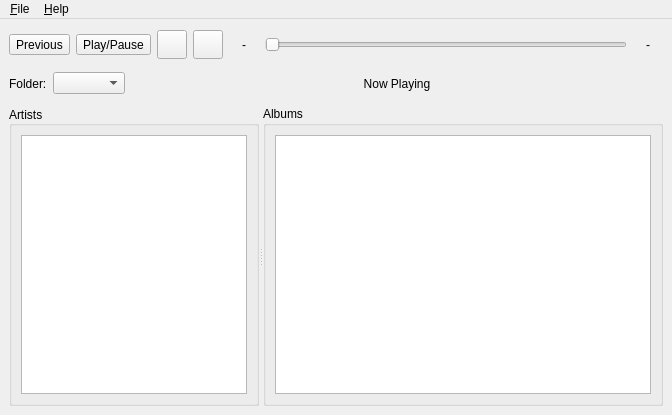
Before: the Qt Designer form src/mainwindow.ui in luketpickering/QtSubsonicPlayer, drawn with Qt 5.
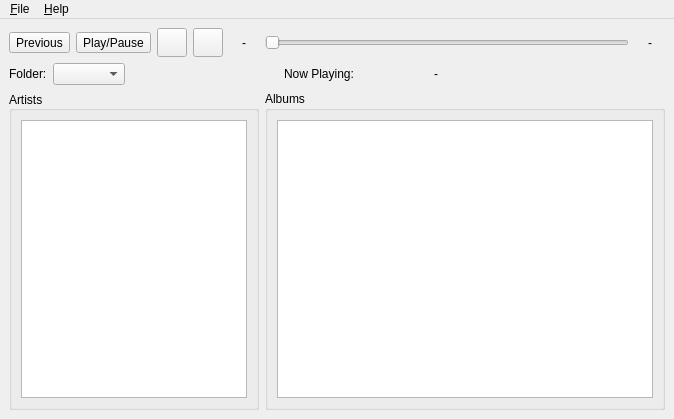
After: the same form once the commit is applied. Icons and pictures are not drawn.

Commit message: changed layout of MainWindow, hooked up more of the ui and phonon, fixed issue with trackSlider seeking every second

Diff of the .ui file:
```diff
--- a/src/mainwindow.ui
+++ b/src/mainwindow.ui
@@ -6,8 +6,8 @@
    <rect>
     <x>0</x>
     <y>0</y>
-    <width>669</width>
-    <height>415</height>
+    <width>672</width>
+    <height>419</height>
    </rect>
   </property>
   <property name="windowTitle">
@@ -18,13 +18,18 @@
     <normaloff>:/Application Icons/subsonic-icon.png</normaloff>:/Application Icons/subsonic-icon.png</iconset>
   </property>
   <widget class="QWidget" name="centralwidget">
-   <layout class="QGridLayout" name="gridLayout">
+   <layout class="QGridLayout" name="gridLayout_2">
     <item row="0" column="0">
+     <layout class="QVBoxLayout" name="verticalLayout_2">
+      <item>
      <layout class="QVBoxLayout" name="verticalLayout">
+        <property name="sizeConstraint">
+         <enum>QLayout::SetFixedSize</enum>
+        </property>
       <item>
        <layout class="QHBoxLayout" name="horizontalLayout_2">
         <property name="sizeConstraint">
-         <enum>QLayout::SetFixedSize</enum>
+           <enum>QLayout::SetNoConstraint</enum>
         </property>
         <item>
          <layout class="QHBoxLayout" name="horizontalLayout">
@@ -156,6 +161,9 @@
       </item>
       <item>
        <layout class="QHBoxLayout" name="horizontalLayout_7">
+          <property name="sizeConstraint">
+           <enum>QLayout::SetNoConstraint</enum>
+          </property>
         <item>
          <layout class="QHBoxLayout" name="horizontalLayout_5">
           <property name="sizeConstraint">
@@ -191,6 +199,22 @@
             </property>
            </spacer>
           </item>
+            <item>
+             <widget class="QLabel" name="nowPlayingLabel_2">
+              <property name="sizePolicy">
+               <sizepolicy hsizetype="Minimum" vsizetype="Minimum">
+                <horstretch>0</horstretch>
+                <verstretch>0</verstretch>
+               </sizepolicy>
+              </property>
+              <property name="text">
+               <string>Now Playing:</string>
+              </property>
+              <property name="alignment">
+               <set>Qt::AlignCenter</set>
+              </property>
+             </widget>
+            </item>
           <item>
            <widget class="QLabel" name="nowPlayingLabel">
             <property name="sizePolicy">
@@ -200,7 +224,7 @@
              </sizepolicy>
             </property>
             <property name="text">
-             <string>Now Playing</string>
+               <string>-</string>
             </property>
             <property name="alignment">
              <set>Qt::AlignCenter</set>
@@ -226,12 +250,16 @@
       </item>
      </layout>
     </item>
-    <item row="1" column="0">
-     <widget class="QSplitter" name="splitter">
-      <property name="orientation">
-       <enum>Qt::Horizontal</enum>
-      </property>
+      <item>
+       <layout class="QGridLayout" name="gridLayout">
+        <item row="0" column="0">
       <widget class="QGroupBox" name="artistGroupBox">
+          <property name="sizePolicy">
+           <sizepolicy hsizetype="MinimumExpanding" vsizetype="MinimumExpanding">
+            <horstretch>0</horstretch>
+            <verstretch>0</verstretch>
+           </sizepolicy>
+          </property>
        <property name="minimumSize">
         <size>
          <width>250</width>
@@ -256,7 +284,15 @@
         </item>
        </layout>
       </widget>
+        </item>
+        <item row="0" column="1">
       <widget class="QGroupBox" name="groupBox">
+          <property name="sizePolicy">
+           <sizepolicy hsizetype="MinimumExpanding" vsizetype="MinimumExpanding">
+            <horstretch>0</horstretch>
+            <verstretch>0</verstretch>
+           </sizepolicy>
+          </property>
        <property name="minimumSize">
         <size>
          <width>400</width>
@@ -272,7 +308,10 @@
         </item>
        </layout>
       </widget>
-     </widget>
+        </item>
+       </layout>
+      </item>
+     </layout>
     </item>
    </layout>
   </widget>
@@ -281,7 +320,7 @@
     <rect>
      <x>0</x>
      <y>0</y>
-     <width>669</width>
+     <width>672</width>
      <height>22</height>
     </rect>
    </property>
```
Left out of the diff: 14 changed lines with no effect on the pictures. Lines whose indentation alone changed are shown as unchanged. The commit also changes 3 other files.
